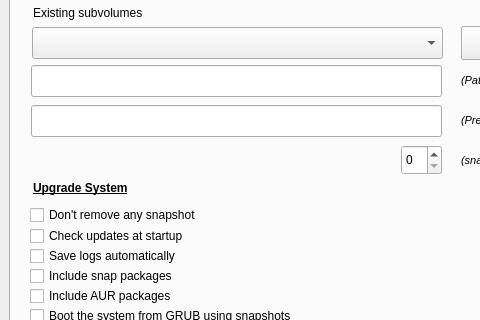
First picture: the form in buttermanager/buttermanager/ui/MainWindow.ui, repository egara/buttermanager, before the edit; both pictures show x 0 to 480 and y 121 to 441 of the 800 by 800 pixel window.
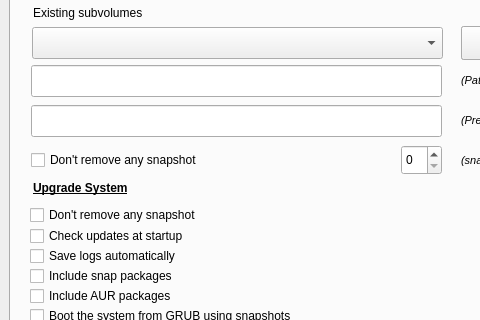
Second picture: the form after the edit. The open tabs and pages were chosen to show the change.

Commit message: Adding Don't delete any snapshot checkbox on the edition of the snapshots

The edit to the form file:
```diff
--- a/buttermanager/buttermanager/ui/MainWindow.ui
+++ b/buttermanager/buttermanager/ui/MainWindow.ui
@@ -895,6 +895,19 @@
            </rect>
           </property>
          </widget>
+         <widget class="QCheckBox" name="checkbox_edit_dont_remove_snapshots">
+          <property name="geometry">
+           <rect>
+            <x>20</x>
+            <y>230</y>
+            <width>241</width>
+            <height>30</height>
+           </rect>
+          </property>
+          <property name="text">
+           <string>Don't remove any snapshot</string>
+          </property>
+         </widget>
         </widget>
         <widget class="QWidget" name="tab_2">
          <attribute name="title">
```
The commit also changes 1 other file.
